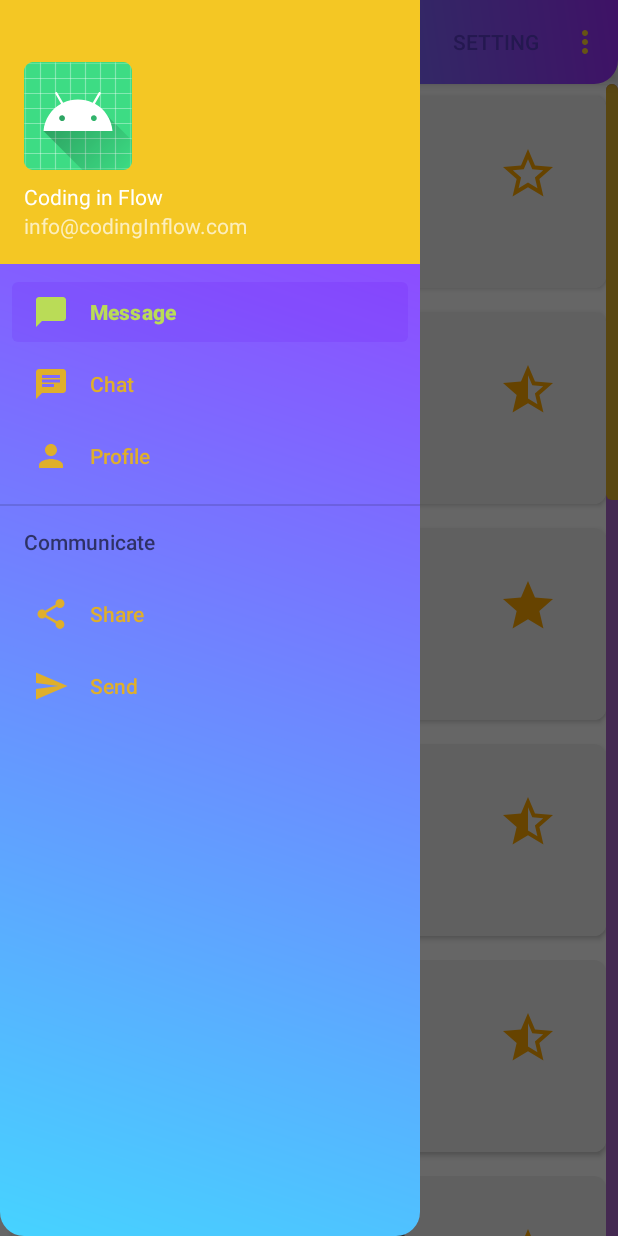
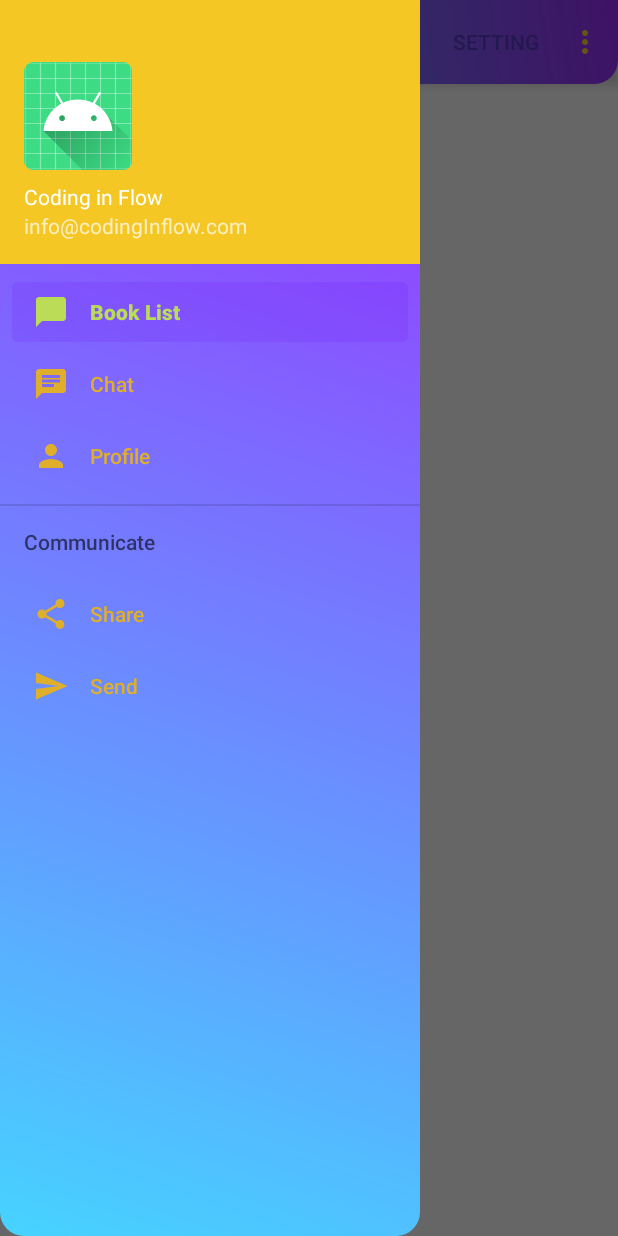
Before and after one commit to chinmaydash007/IntershalaCourseApp, an Android app: the fragment ChatFragment placed in its activity, with the side drawer open, on a phone screen of 412 x 824 dp. Run offline under Robolectric (Android 15) with nearby library versions, the phone set to English and light mode, and no system bars; pictures from the network do not load.

```diff
--- a/app/src/main/java/com/example/intershalacourseapp/Adapters/BookAdapter.kt
+++ /dev/null
@@ -1,48 +0,0 @@
-package com.example.intershalacourseapp.Adapters
-
-import android.content.Context
-import android.view.LayoutInflater
-import android.view.View
-import android.view.ViewGroup
-import android.widget.ImageView
-import androidx.recyclerview.widget.RecyclerView
-import com.example.intershalacourseapp.Model.Book
-import com.example.intershalacourseapp.R
-import de.hdodenhof.circleimageview.CircleImageView
-import kotlinx.android.synthetic.main.single_cardview_layout.view.*
-
-class BookAdapter(var context: Context, var booklist: List<Book>) :
-    RecyclerView.Adapter<BookAdapter.BookViewHolder>() {
-
-    override fun onCreateViewHolder(parent: ViewGroup, viewType: Int): BookViewHolder {
-        var view: View =
-            LayoutInflater.from(context).inflate(R.layout.single_cardview_layout, parent, false)
-        return BookViewHolder(view)
-    }
-
-    override fun getItemCount(): Int {
-        return booklist.size
-    }
-
-    override fun onBindViewHolder(holder: BookViewHolder, position: Int) {
-        holder.name_textview.text = booklist.get(position).name
-        holder.author_textview.text = booklist.get(position).author_name
-        holder.price_textview.text = booklist.get(position).price.toString()
-        if (booklist.get(position).rating == 0) {
-            holder.rating.setImageResource(R.drawable.ic_star_empty)
-        } else if (booklist.get(position).rating == 5) {
-            holder.rating.setImageResource(R.drawable.ic_star_full)
-        } else {
-            holder.rating.setImageResource(R.drawable.ic_star_half)
-        }
-
-    }
-
-    inner class BookViewHolder(itemView: View) : RecyclerView.ViewHolder(itemView) {
-        var name_textview = itemView.name
-        var author_textview = itemView.author
-        var price_textview = itemView.price
-        var rating = itemView.rate_imageView
-        var book_image: CircleImageView = itemView.profile_image
-    }
-}
--- a/app/src/main/java/com/example/intershalacourseapp/Fragments/ChatFragment.kt
+++ b/app/src/main/java/com/example/intershalacourseapp/Fragments/ChatFragment.kt
@@ -8,16 +8,12 @@ import android.view.ViewGroup
 import androidx.fragment.app.Fragment
 import androidx.recyclerview.widget.LinearLayoutManager
 import androidx.recyclerview.widget.RecyclerView
-import com.example.intershalacourseapp.Adapters.BookAdapter
-import com.example.intershalacourseapp.Model.Book
-import com.example.intershalacourseapp.Model.myBooks
+
 import com.example.intershalacourseapp.R
 import kotlinx.android.synthetic.main.chat_fragment.view.*
 
 class ChatFragment : Fragment() {
-    lateinit var recylerView: RecyclerView
-    lateinit var layoutManager: LinearLayoutManager
-    lateinit var bookAdapter: BookAdapter
+
 
     override fun onCreateView(
         inflater: LayoutInflater,
@@ -25,15 +21,7 @@ class ChatFragment : Fragment() {
         savedInstanceState: Bundle?
     ): View? {
         var view = inflater.inflate(R.layout.chat_fragment, container, false)
-        recylerView = view.recylerview
-        layoutManager = LinearLayoutManager(activity, LinearLayoutManager.VERTICAL, false)
-        recylerView.layoutManager = layoutManager
-        bookAdapter = BookAdapter(activity as Context, myBooks.books)
-        recylerView.adapter = bookAdapter
 
         return view
     }
-
-
-
 }
--- a/app/src/main/java/com/example/intershalacourseapp/Fragments/DashBoardFragment.kt
+++ b/app/src/main/java/com/example/intershalacourseapp/Fragments/DashBoardFragment.kt
@@ -1,38 +1,76 @@
 package com.example.intershalatrainingapp
 
+import android.app.Activity
+import android.app.AlertDialog
+import android.content.Context
+import android.content.DialogInterface
+import android.content.Intent
 import android.os.Bundle
+import android.provider.Settings
 import android.util.Log
 import android.view.LayoutInflater
 import android.view.View
 import android.view.ViewGroup
+import androidx.core.app.ActivityCompat
 import androidx.fragment.app.Fragment
-import com.example.intershalacourseapp.Model.Book
+import androidx.recyclerview.widget.LinearLayoutManager
+import androidx.recyclerview.widget.RecyclerView
+import com.example.intershalacourseapp.Adapters.BooksAdapter
+
 import com.example.intershalacourseapp.Model.BookRESTmodel
+import com.example.intershalacourseapp.Model.Books
 import com.example.intershalacourseapp.R
 import com.example.intershalacourseapp.Services.BookService
 import com.example.intershalacourseapp.Services.ServiceBuilder
+import com.example.intershalacourseapp.util.ConnectionManager
+import kotlinx.android.synthetic.main.chat_fragment.*
+import kotlinx.android.synthetic.main.dashboard_fragment.*
+import kotlinx.android.synthetic.main.dashboard_fragment.view.*
 import retrofit2.Call
 import retrofit2.Callback
 import retrofit2.Response
 
+interface ErrorCallBack {
+    fun OnButtonClick()
+}
+
 class DashBoardFragment : Fragment() {
-
-
+    lateinit var bookList: ArrayList<Books>
+    lateinit var recyclerView: RecyclerView
+    lateinit var booksAdapter: BooksAdapter
+    lateinit var errorCallback: ErrorCallBack
     override fun onCreateView(
         inflater: LayoutInflater,
         container: ViewGroup?,
         savedInstanceState: Bundle?
     ): View? {
         var view = inflater.inflate(R.layout.dashboard_fragment, container, false)
+
+        bookList = ArrayList()
+        recyclerView = view.book_recylerview
+        recyclerView.layoutManager = LinearLayoutManager(activity as Context)
+        booksAdapter = BooksAdapter(bookList, activity as Context)
+        recyclerView.adapter = booksAdapter
+
+
         var bookService: BookService = ServiceBuilder.buildService(BookService::class.java)
         var requestCall: Call<BookRESTmodel> = bookService.getBookList()
+
+        if (ConnectionManager().checkConnection(activity as Context)) {
             requestCall.enqueue(object : Callback<BookRESTmodel> {
 
-            override fun onResponse(call: Call<BookRESTmodel>, response: Response<BookRESTmodel>) {
+                override fun onResponse(
+                    call: Call<BookRESTmodel>,
+                    response: Response<BookRESTmodel>
+                ) {
                     if (response.isSuccessful) {
                         var bookRESTmodel: BookRESTmodel? = response.body()
-                    Log.d("mytag", bookRESTmodel.toString())
 
+                        bookRESTmodel?.data?.iterator()?.forEach { book ->
+                            bookList.add(book)
+                        }
+//                    bookRESTmodel?.data?.get(0)?.let { bookList.add(it) }
+                        booksAdapter.notifyDataSetChanged()
 
 
                     } else {
@@ -42,14 +80,46 @@ class DashBoardFragment : Fragment() {
 
                 override fun onFailure(call: Call<BookRESTmodel>, t: Throwable) {
                     Log.d("mytag", t.message)
+                    var alertDialog = AlertDialog.Builder(activity as Context)
+                    alertDialog.setPositiveButton("Try Again" as CharSequence,
+                        object : DialogInterface.OnClickListener {
+                            override fun onClick(dialog: DialogInterface?, which: Int) {
+
+                            }
+                        })
+                }
+
+            })
+        } else {
+            var alertDialog = androidx.appcompat.app.AlertDialog.Builder(activity as Context)
+            alertDialog.setTitle("No Internet Connection")
+            alertDialog.setMessage("Please connect to internet!")
+            alertDialog.setPositiveButton("Go to Settings" as CharSequence,
+                object : DialogInterface.OnClickListener {
+                    override fun onClick(dialog: DialogInterface?, which: Int) {
+                        var intent = Intent(Settings.ACTION_SETTINGS)
+                        startActivity(intent)
+                        activity?.finish()
+
 
                     }
 
                 })
-
-
-
+            alertDialog.setNegativeButton("Exit" as CharSequence,
+                object : DialogInterface.OnClickListener {
+                    override fun onClick(dialog: DialogInterface?, which: Int) {
+                        ActivityCompat.finishAffinity(activity as Activity)
+                    }
+                })
+            alertDialog.show()
+        }
 
         return view
     }
+
+    override fun onAttach(context: Context) {
+        super.onAttach(context)
+        errorCallback = activity as ErrorCallBack
+
     }
+}
--- a/app/src/main/res/layout/dashboard_fragment.xml
+++ b/app/src/main/res/layout/dashboard_fragment.xml
@@ -6,8 +6,9 @@
 
 
     <androidx.recyclerview.widget.RecyclerView
-        android:layout_width="409dp"
-        android:layout_height="657dp"
+        android:id="@+id/book_recylerview"
+        android:layout_width="match_parent"
+        android:layout_height="match_parent"
         app:layout_constraintBottom_toBottomOf="parent"
         app:layout_constraintEnd_toEndOf="parent"
         app:layout_constraintStart_toStartOf="parent"
--- a/app/src/main/res/layout/single_cardview_layout.xml
+++ /dev/null
@@ -1,76 +0,0 @@
-<?xml version="1.0" encoding="utf-8"?>
-<androidx.cardview.widget.CardView xmlns:android="http://schemas.android.com/apk/res/android"
-    xmlns:app="http://schemas.android.com/apk/res-auto"
-    xmlns:tools="http://schemas.android.com/tools"
-    android:layout_width="match_parent"
-    android:layout_height="wrap_content"
-    android:layout_marginHorizontal="8dp"
-    android:layout_marginVertical="8dp"
-    android:clickable="true"
-    android:elevation="8dp"
-    android:foreground="@drawable/ripple_for_cardview"
-    app:cardCornerRadius="8dp">
-
-    <androidx.constraintlayout.widget.ConstraintLayout
-        android:layout_width="match_parent"
-        android:layout_height="match_parent"
-        android:background="#F1F1F1">
-
-        <TextView
-            android:id="@+id/name"
-            android:layout_width="wrap_content"
-            android:layout_height="wrap_content"
-            android:layout_marginStart="24dp"
-            android:layout_marginTop="18dp"
-            android:text="Name"
-            android:textSize="28dp"
-            app:layout_constraintStart_toEndOf="@+id/profile_image"
-            app:layout_constraintTop_toTopOf="parent" />
-
-        <de.hdodenhof.circleimageview.CircleImageView
-            android:id="@+id/profile_image"
-            android:layout_width="96dp"
-            android:layout_height="96dp"
-            android:layout_marginStart="16dp"
-            android:layout_marginTop="16dp"
-            android:layout_marginBottom="16dp"
-            android:clickable="true"
-            android:foreground="@drawable/ripple_for_circle_image_view"
-            android:src="@drawable/ic_person"
-            app:layout_constraintBottom_toBottomOf="parent"
-            app:layout_constraintStart_toStartOf="parent"
-
-            app:layout_constraintTop_toTopOf="parent" />
-
-        <TextView
-            android:id="@+id/author"
-            android:layout_width="wrap_content"
-            android:layout_height="wrap_content"
-            android:layout_marginStart="24dp"
-            android:text="TextView"
-            android:textSize="18sp"
-            app:layout_constraintStart_toEndOf="@+id/profile_image"
-            app:layout_constraintTop_toBottomOf="@+id/name" />
-
-        <TextView
-            android:id="@+id/price"
-            android:layout_width="wrap_content"
-            android:layout_height="wrap_content"
-            android:layout_marginStart="24dp"
-            android:text="TextView"
-            android:textSize="18sp"
-            app:layout_constraintStart_toEndOf="@+id/profile_image"
-            app:layout_constraintTop_toBottomOf="@+id/author" />
-
-        <ImageView
-            android:id="@+id/rate_imageView"
-            android:layout_width="40dp"
-            android:layout_height="40dp"
-            android:layout_marginTop="32dp"
-            android:layout_marginEnd="32dp"
-            app:layout_constraintEnd_toEndOf="parent"
-            app:layout_constraintTop_toTopOf="parent"
-            app:srcCompat="@drawable/ic_star_empty" />
-
-    </androidx.constraintlayout.widget.ConstraintLayout>
-</androidx.cardview.widget.CardView>
--- a/app/src/main/res/menu/drawer_menu.xml
+++ b/app/src/main/res/menu/drawer_menu.xml
@@ -6,7 +6,7 @@
         <item
             android:id="@+id/nav_message"
             android:icon="@drawable/ic_message"
-            android:title="Message" />
+            android:title="Book List" />
         <item
             android:id="@+id/nav_chat"
             android:icon="@drawable/ic_chat"
```
Also changed, not shown: app/src/main/java/com/example/intershalacourseapp/Adapters/BooksAdapter.kt (added, +51 -0 lines), app/src/main/java/com/example/intershalacourseapp/MainActivity.kt (+11 -3 lines), app/src/main/java/com/example/intershalacourseapp/Model/BookModel.kt (deleted, +0 -31 lines), app/src/main/res/layout/book_list_single_cardview.xml (+14 -4 lines). Lines whose indentation alone changed are shown as unchanged.
